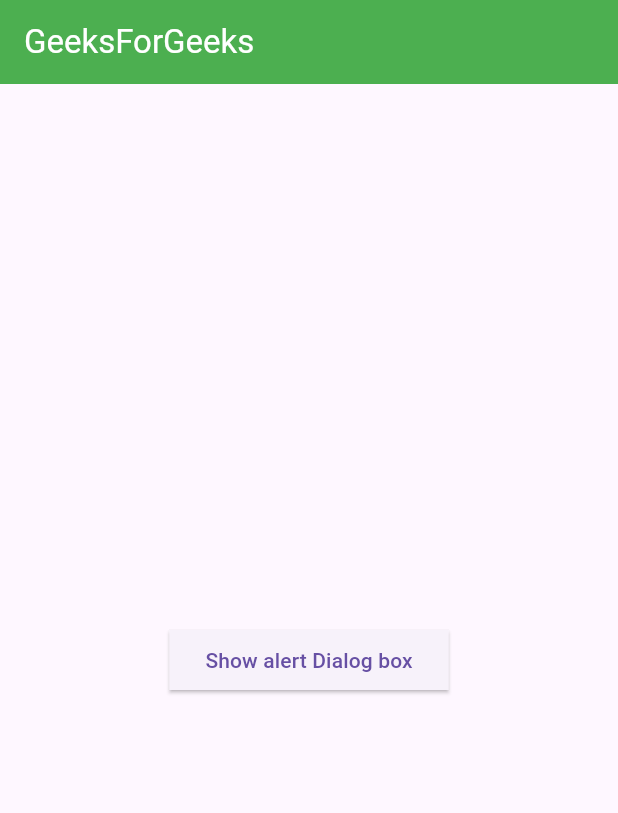
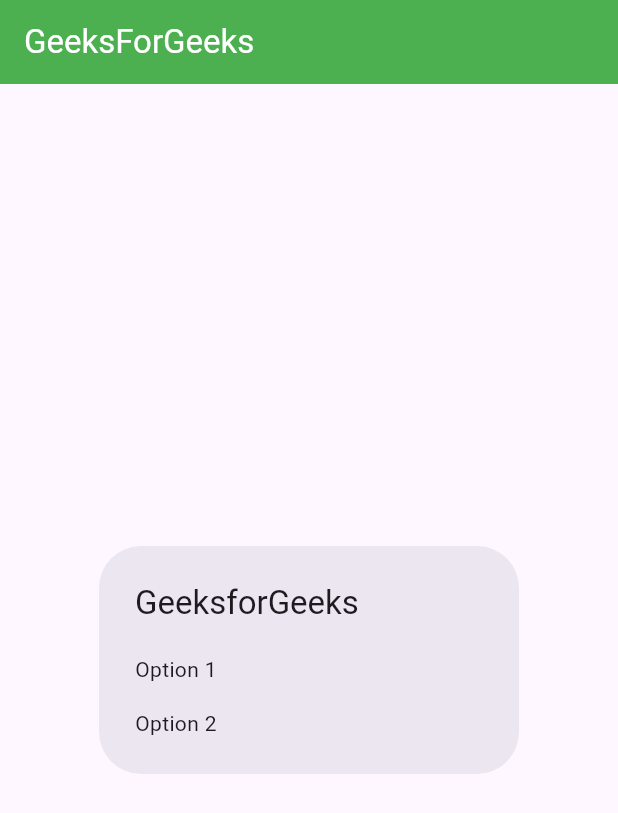
Before and after one commit to dtech-innovation/flutter_ex_14_dialogs, a Flutter app: the screen it shows after launch, on a phone screen of 412 x 824 dp. Shown: the top 813 px of the screen. Run offline on Flutter 3.47's test engine with Material 3 defaults, Android fonts, the phone set to English and light mode, and no system bars.

Commit message:
change to SimpleDialogOption

```diff
--- a/lib/main.dart
+++ b/lib/main.dart
@@ -7,9 +7,7 @@
 
   @override
   Widget build(BuildContext context) {
-    return const MaterialApp(
-      home: HomePage(),
-    );
+    return const MaterialApp(home: HomePage());
   }
 }
 
@@ -31,31 +29,12 @@
         backgroundColor: Colors.green,
       ),
       body: Center(
-        child: ElevatedButton(
-          style: ElevatedButton.styleFrom(
-            shape: RoundedRectangleBorder(
-              borderRadius: BorderRadius.circular(0),
-            ),
-          ),
-          onPressed: () {
-            // Show an alert dialog when the button is pressed
-            showDialog(
-              context: context,
-              builder: (ctx) => AlertDialog(
-                title: const Text("Alert Dialog Box"),
-                content: const Text("You have raised an Alert Dialog Box"),
-                actions: <Widget>[
-                  TextButton(
-                    onPressed: () {
-                      Navigator.of(ctx).pop();
-                    },
-                    child: const Text("okay"),
-                  ),
-                ],
-              ),
-            );
-          },
-          child: const Text("Show alert Dialog box"),
+        child: SimpleDialog(
+          title: const Text('GeeksforGeeks'),
+          children: <Widget>[
+            SimpleDialogOption(onPressed: () {}, child: const Text('Option 1')),
+            SimpleDialogOption(onPressed: () {}, child: const Text('Option 2')),
+          ],
         ),
       ),
     );
```
